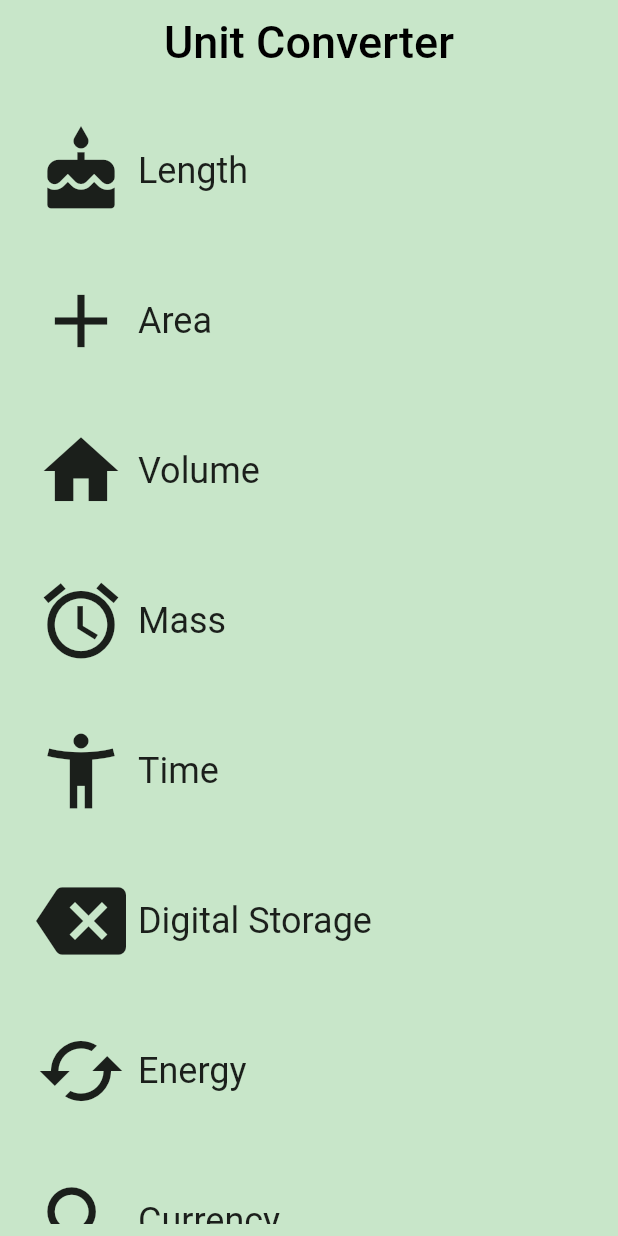
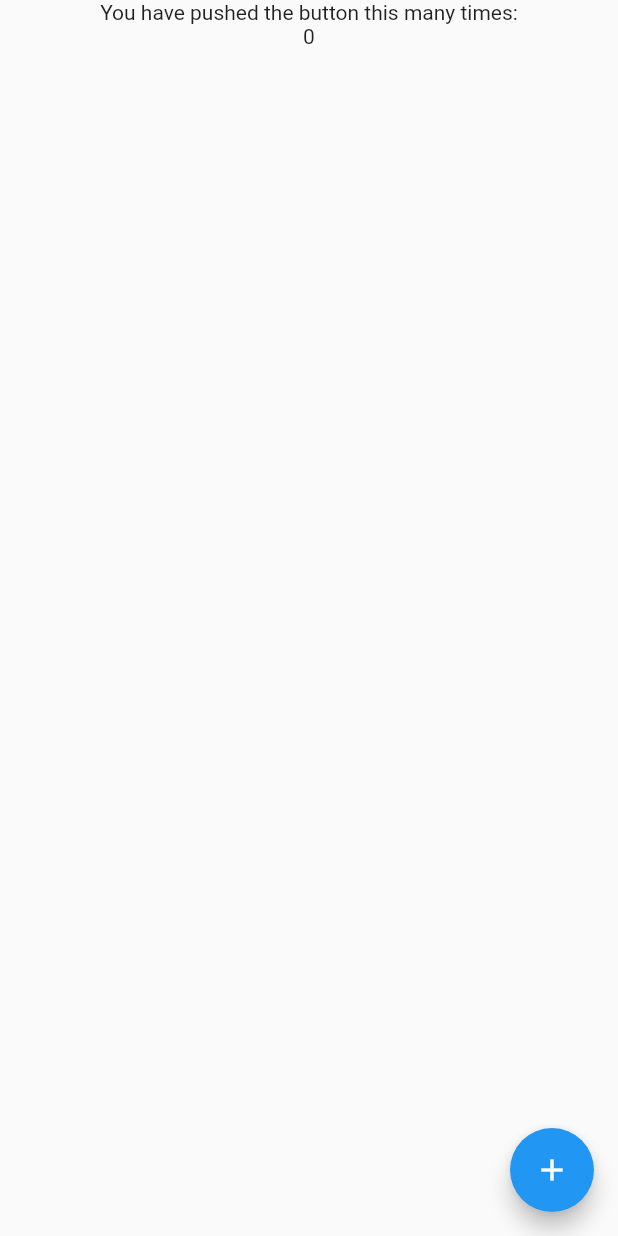
Before and after one commit to nam2210/FlutterDemo, a Flutter app: the screen it shows after launch, on a phone screen of 412 x 824 dp. Run offline on Flutter 3.47's test engine with Material 2 defaults, Android fonts, the phone set to English and light mode, and no system bars.

```diff
--- a/lib/main.dart
+++ b/lib/main.dart
@@ -1,44 +1,57 @@
 import 'package:flutter/material.dart';
-import 'package:hello_nam/catergory.dart';
-import 'package:hello_nam/category_route.dart';
 
 
 void main() {
-  runApp(UnitConvertApp());
+  runApp(MyApp());
 }
 
-class HelloRectangle extends StatelessWidget {
+
+class MyApp extends StatelessWidget{
   @override
   Widget build(BuildContext context) {
-    return Center(
-      child: Container(
-        color: Colors.grey,
-        height: 400.0,
-        width: 300.0,
-        child: Center(
-          child: Text(
-            'Hello Nam!',
-            style: TextStyle(fontSize: 40.0),
-            textAlign: TextAlign.center,
-          ),
+    return MaterialApp(
+      home: MyHomePage(),
+    );
+  }
+
+}
+
+class MyHomePage extends StatefulWidget{
+
+  MyHomePage();
+
+  @override
+  State<StatefulWidget> createState() {
+    return _MyHomePageState();
+  }
+}
+
+class _MyHomePageState extends State<MyHomePage>{
+
+  int _counter = 0;
+
+  @override
+  Widget build(BuildContext context) {
+    return Scaffold(
+      body: Center(
+        child: Column(
+          children: <Widget>[
+            Text(
+              'You have pushed the button this many times:'
+            ),
+            Text(
+              '$_counter'
+            )
+          ],
         ),
+      ),
+      floatingActionButton: FloatingActionButton(
+        onPressed: (){ setState(() {
+          _counter++;
+        });},
+        child: Icon(Icons.add),
       ),
     );
   }
+
 }
-
-const _categoryName = 'Cake';
-const _categoryIcon = Icons.cake;
-const _categoryColor = Colors.green;
-
-class UnitConvertApp extends StatelessWidget{
-  @override
-  Widget build(BuildContext context) {
-    // TODO: implement build
-    return MaterialApp(
-      debugShowCheckedModeBanner: false,
-      title: 'Unit Converter',
-      home: CategoryRoute()
-    );
-  }
-}
```
